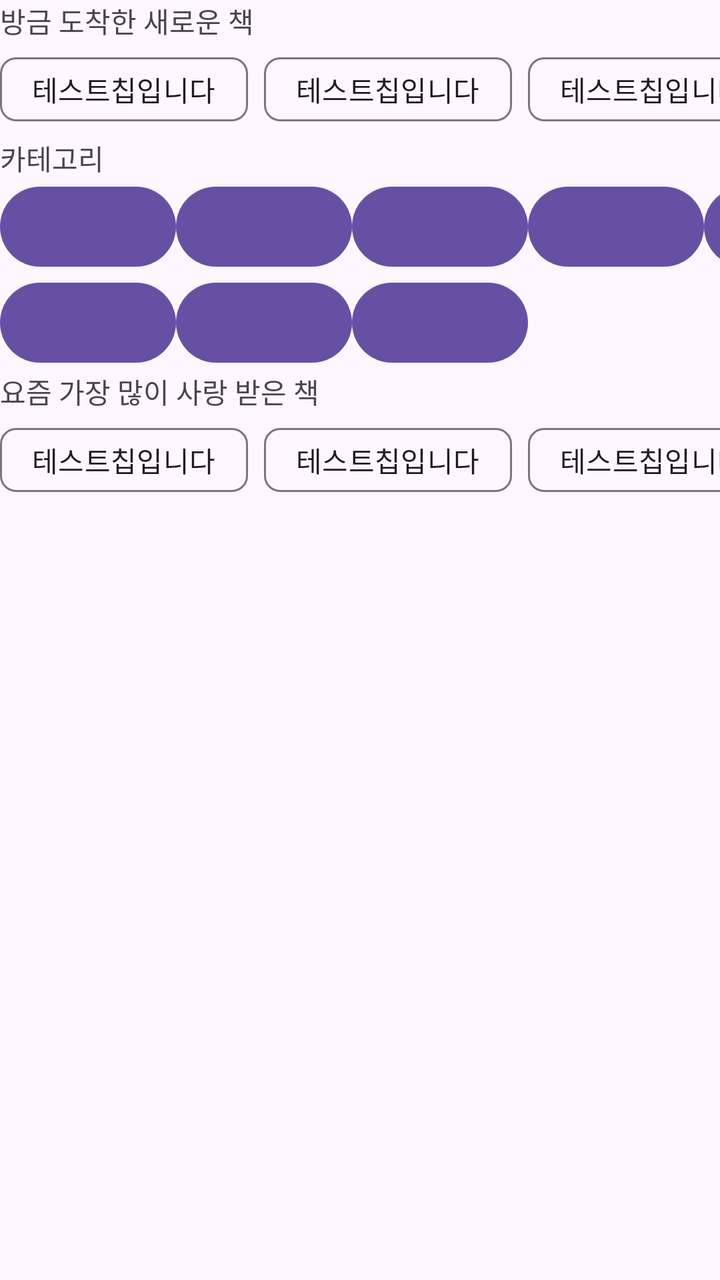
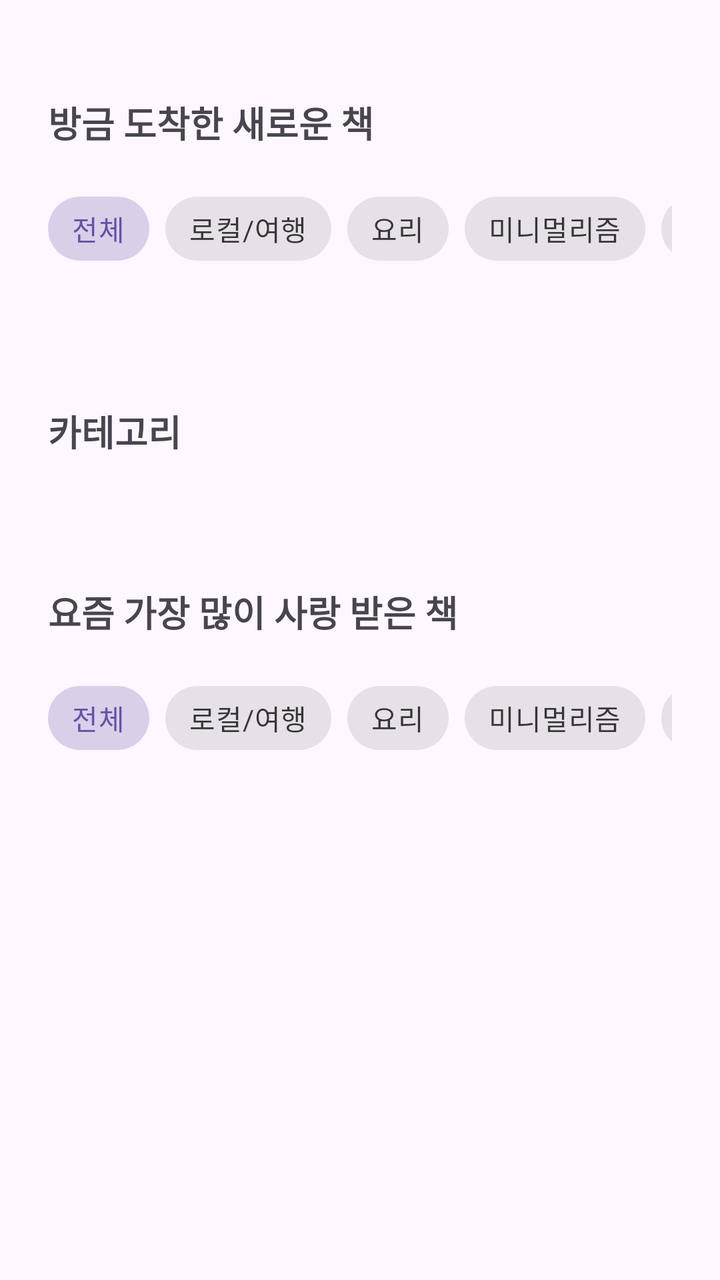

Two renders of the same Android screen: before a commit and after it. Below are the layout's source before the change and the commit's diff.
<!-- AndroidManifest.xml: application theme Theme.Bonda -->
<!-- res/layout/fragment_main_book.xml -->
<?xml version="1.0" encoding="utf-8"?>
<androidx.constraintlayout.widget.ConstraintLayout
    xmlns:android="http://schemas.android.com/apk/res/android"
    xmlns:app="http://schemas.android.com/apk/res-auto"
    android:layout_width="match_parent"
    android:layout_height="match_parent">

    <TextView
        android:id="@+id/books_header"
        android:layout_width="0dp"
        android:layout_height="wrap_content"
        android:text="방금 도착한 새로운 책"
        app:layout_constraintStart_toStartOf="parent"
        app:layout_constraintEnd_toEndOf="parent"
        app:layout_constraintTop_toTopOf="parent"/>

    <HorizontalScrollView
        android:id="@+id/book_category_chip_scroller"
        android:layout_width="0dp"
        android:layout_height="wrap_content"
        android:scrollbars="none"
        app:layout_constraintStart_toStartOf="parent"
        app:layout_constraintEnd_toEndOf="parent"
        app:layout_constraintTop_toBottomOf="@id/books_header">

        <com.google.android.material.chip.ChipGroup
            android:id="@+id/book_category_chip_group"
            android:layout_width="wrap_content"
            android:layout_height="match_parent">

            <com.google.android.material.chip.Chip
                android:layout_width="wrap_content"
                android:layout_height="wrap_content"
                android:text="테스트칩입니다" />

            <com.google.android.material.chip.Chip
                android:layout_width="wrap_content"
                android:layout_height="wrap_content"
                android:text="테스트칩입니다" />

            <com.google.android.material.chip.Chip
                android:layout_width="wrap_content"
                android:layout_height="wrap_content"
                android:text="테스트칩입니다" />

            <com.google.android.material.chip.Chip
                android:layout_width="wrap_content"
                android:layout_height="wrap_content"
                android:text="테스트칩입니다" />

            <com.google.android.material.chip.Chip
                android:layout_width="wrap_content"
                android:layout_height="wrap_content"
                android:text="테스트칩입니다" />

            <com.google.android.material.chip.Chip
                android:layout_width="wrap_content"
                android:layout_height="wrap_content"
                android:text="테스트칩입니다" />
        </com.google.android.material.chip.ChipGroup>

    </HorizontalScrollView>

    <GridLayout
        android:id="@+id/books_grid_container"
        android:layout_width="0dp"
        android:layout_height="wrap_content"
        android:columnCount="3"
        app:layout_constraintStart_toStartOf="parent"
        app:layout_constraintEnd_toEndOf="parent"
        app:layout_constraintTop_toBottomOf="@id/book_category_chip_scroller" />

    <TextView
        android:id="@+id/books_category_header"
        android:layout_width="0dp"
        android:layout_height="wrap_content"
        android:text="카테고리"
        app:layout_constraintStart_toStartOf="parent"
        app:layout_constraintEnd_toEndOf="parent"
        app:layout_constraintTop_toBottomOf="@id/books_grid_container" />

    <GridLayout
        android:id="@+id/categories_grid_container"
        android:layout_width="0dp"
        android:layout_height="wrap_content"
        android:columnCount="5"
        app:layout_constraintStart_toStartOf="parent"
        app:layout_constraintEnd_toEndOf="parent"
        app:layout_constraintTop_toBottomOf="@id/books_category_header">

        <Button />
        <Button />
        <Button />
        <Button />
        <Button />
        <Button />
        <Button />
        <Button />

    </GridLayout>

    <TextView
        android:id="@+id/popular_header"
        android:layout_width="0dp"
        android:layout_height="wrap_content"
        android:text="요즘 가장 많이 사랑 받은 책"
        app:layout_constraintStart_toStartOf="parent"
        app:layout_constraintEnd_toEndOf="parent"
        app:layout_constraintTop_toBottomOf="@id/categories_grid_container" />

    <HorizontalScrollView
        android:id="@+id/popular_chip_scroller"
        android:layout_width="0dp"
        android:layout_height="wrap_content"
        android:scrollbars="none"
        app:layout_constraintStart_toStartOf="parent"
        app:layout_constraintEnd_toEndOf="parent"
        app:layout_constraintTop_toBottomOf="@id/popular_header">

        <com.google.android.material.chip.ChipGroup
            android:id="@+id/popular_chip_group"
            android:layout_width="wrap_content"
            android:layout_height="match_parent">

            <com.google.android.material.chip.Chip
                android:layout_width="wrap_content"
                android:layout_height="wrap_content"
                android:text="테스트칩입니다" />

            <com.google.android.material.chip.Chip
                android:layout_width="wrap_content"
                android:layout_height="wrap_content"
                android:text="테스트칩입니다" />

            <com.google.android.material.chip.Chip
                android:layout_width="wrap_content"
                android:layout_height="wrap_content"
                android:text="테스트칩입니다" />

            <com.google.android.material.chip.Chip
                android:layout_width="wrap_content"
                android:layout_height="wrap_content"
                android:text="테스트칩입니다" />

            <com.google.android.material.chip.Chip
                android:layout_width="wrap_content"
                android:layout_height="wrap_content"
                android:text="테스트칩입니다" />

            <com.google.android.material.chip.Chip
                android:layout_width="wrap_content"
                android:layout_height="wrap_content"
                android:text="테스트칩입니다" />
        </com.google.android.material.chip.ChipGroup>

    </HorizontalScrollView>

    <androidx.constraintlayout.widget.ConstraintLayout
        android:id="@+id/popular_container"
        android:layout_width="0dp"
        android:layout_height="wrap_content"
        app:layout_constraintStart_toStartOf="parent"
        app:layout_constraintEnd_toEndOf="parent"
        app:layout_constraintTop_toBottomOf="@id/popular_chip_scroller" />


    <TextView
        android:id="@+id/text_books"
        android:layout_width="match_parent"
        android:layout_height="wrap_content"
        android:layout_marginStart="8dp"
        android:layout_marginTop="8dp"
        android:layout_marginEnd="8dp"
        android:textAlignment="center"
        android:textSize="20sp"
        app:layout_constraintBottom_toBottomOf="parent"
        app:layout_constraintEnd_toEndOf="parent"
        app:layout_constraintStart_toStartOf="parent"
        app:layout_constraintTop_toTopOf="parent" />

</androidx.constraintlayout.widget.ConstraintLayout>
<!-- resources referenced by this layout -->
<resources>
  <style name="Theme.Bonda" parent="Base.Theme.Bonda">
          <item name="android:windowSplashScreenBackground">@color/splash_background</item>
          <item name="android:windowSplashScreenAnimatedIcon">@drawable/ic_splash_logo</item>
      </style>
  <style name="Base.Theme.Bonda" parent="Theme.Material3.Light.NoActionBar">
          
      </style>
  <color name="splash_background">#524545</color>
  <!-- drawable ic_splash_logo: vector/xml drawable (drawable, 6541 chars, omitted) -->
</resources>

<!-- the commit's change to res/layout/fragment_main_book.xml (unified diff, before → after) -->
@@ -1,181 +1,195 @@
 <?xml version="1.0" encoding="utf-8"?>
-<androidx.constraintlayout.widget.ConstraintLayout
+<androidx.coordinatorlayout.widget.CoordinatorLayout
     xmlns:android="http://schemas.android.com/apk/res/android"
     xmlns:app="http://schemas.android.com/apk/res-auto"
     android:layout_width="match_parent"
     android:layout_height="match_parent">
 
-    <TextView
-        android:id="@+id/books_header"
-        android:layout_width="0dp"
-        android:layout_height="wrap_content"
-        android:text="방금 도착한 새로운 책"
-        app:layout_constraintStart_toStartOf="parent"
-        app:layout_constraintEnd_toEndOf="parent"
-        app:layout_constraintTop_toTopOf="parent"/>
+    <androidx.core.widget.NestedScrollView
+        android:layout_width="match_parent"
+        android:layout_height="match_parent">
 
-    <HorizontalScrollView
-        android:id="@+id/book_category_chip_scroller"
-        android:layout_width="0dp"
-        android:layout_height="wrap_content"
-        android:scrollbars="none"
-        app:layout_constraintStart_toStartOf="parent"
-        app:layout_constraintEnd_toEndOf="parent"
-        app:layout_constraintTop_toBottomOf="@id/books_header">
+        <androidx.constraintlayout.widget.ConstraintLayout
+            android:layout_width="match_parent"
+            android:layout_height="match_parent"
+            android:paddingHorizontal="24dp"
+            android:paddingVertical="48dp">
 
-        <com.google.android.material.chip.ChipGroup
-            android:id="@+id/book_category_chip_group"
-            android:layout_width="wrap_content"
-            android:layout_height="match_parent">
+            <TextView
+                android:id="@+id/books_header"
+                android:layout_width="0dp"
+                android:layout_height="wrap_content"
+                android:text="방금 도착한 새로운 책"
+                android:textSize="18sp"
+                android:textStyle="bold"
+                app:layout_constraintStart_toStartOf="parent"
+                app:layout_constraintEnd_toEndOf="parent"
+                app:layout_constraintTop_toTopOf="parent"/>
 
-            <com.google.android.material.chip.Chip
-                android:layout_width="wrap_content"
+            <HorizontalScrollView
+                android:id="@+id/book_category_chip_scroller"
+                android:layout_width="0dp"
                 android:layout_height="wrap_content"
-                android:text="테스트칩입니다" />
-
-            <com.google.android.material.chip.Chip
-                android:layout_width="wrap_content"
-                android:layout_height="wrap_content"
-                android:text="테스트칩입니다" />
-
-            <com.google.android.material.chip.Chip
-                android:layout_width="wrap_content"
-                android:layout_height="wrap_content"
-                android:text="테스트칩입니다" />
-
-            <com.google.android.material.chip.Chip
-                android:layout_width="wrap_content"
-                android:layout_height="wrap_content"
-                android:text="테스트칩입니다" />
-
-            <com.google.android.material.chip.Chip
-                android:layout_width="wrap_content"
-                android:layout_height="wrap_content"
-                android:text="테스트칩입니다" />
-
-            <com.google.android.material.chip.Chip
-                android:layout_width="wrap_content"
-                android:layout_height="wrap_content"
-                android:text="테스트칩입니다" />
-        </com.google.android.material.chip.ChipGroup>
-
-    </HorizontalScrollView>
-
-    <GridLayout
-        android:id="@+id/books_grid_container"
-        android:layout_width="0dp"
-        android:layout_height="wrap_content"
-        android:columnCount="3"
-        app:layout_constraintStart_toStartOf="parent"
-        app:layout_constraintEnd_toEndOf="parent"
-        app:layout_constraintTop_toBottomOf="@id/book_category_chip_scroller" />
-
-    <TextView
-        android:id="@+id/books_category_header"
-        android:layout_width="0dp"
-        android:layout_height="wrap_content"
-        android:text="카테고리"
-        app:layout_constraintStart_toStartOf="parent"
-        app:layout_constraintEnd_toEndOf="parent"
-        app:layout_constraintTop_toBottomOf="@id/books_grid_container" />
-
-    <GridLayout
-        android:id="@+id/categories_grid_container"
-        android:layout_width="0dp"
-        android:layout_height="wrap_content"
-        android:columnCount="5"
-        app:layout_constraintStart_toStartOf="parent"
-        app:layout_constraintEnd_toEndOf="parent"
-        app:layout_constraintTop_toBottomOf="@id/books_category_header">
-
-        <Button />
-        <Button />
-        <Button />
-        <Button />
-        <Button />
-        <Button />
-        <Button />
-        <Button />
-
-    </GridLayout>
-
-    <TextView
-        android:id="@+id/popular_header"
-        android:layout_width="0dp"
-        android:layout_height="wrap_content"
-        android:text="요즘 가장 많이 사랑 받은 책"
-        app:layout_constraintStart_toStartOf="parent"
-        app:layout_constraintEnd_toEndOf="parent"
-        app:layout_constraintTop_toBottomOf="@id/categories_grid_container" />
-
-    <HorizontalScrollView
-        android:id="@+id/popular_chip_scroller"
-        android:layout_width="0dp"
-        android:layout_height="wrap_content"
-        android:scrollbars="none"
-        app:layout_constraintStart_toStartOf="parent"
-        app:layout_constraintEnd_toEndOf="parent"
-        app:layout_constraintTop_toBottomOf="@id/popular_header">
-
-        <com.google.android.material.chip.ChipGroup
-            android:id="@+id/popular_chip_group"
-            android:layout_width="wrap_content"
-            android:layout_height="match_parent">
-
-            <com.google.android.material.chip.Chip
-                android:layout_width="wrap_content"
-                android:layout_height="wrap_content"
-                android:text="테스트칩입니다" />
-
-            <com.google.android.material.chip.Chip
-                android:layout_width="wrap_content"
-                android:layout_height="wrap_content"
-                android:text="테스트칩입니다" />
-
-            <com.google.android.material.chip.Chip
-                android:layout_width="wrap_content"
-                android:layout_height="wrap_content"
-                android:text="테스트칩입니다" />
-
-            <com.google.android.material.chip.Chip
-                android:layout_width="wrap_content"
-                android:layout_height="wrap_content"
-                android:text="테스트칩입니다" />
-
-            <com.google.android.material.chip.Chip
-                android:layout_width="wrap_content"
-                android:layout_height="wrap_content"
-                android:text="테스트칩입니다" />
-
-            <com.google.android.material.chip.Chip
-                android:layout_width="wrap_content"
-                android:layout_height="wrap_content"
-                android:text="테스트칩입니다" />
-        </com.google.android.material.chip.ChipGroup>
-
-    </HorizontalScrollView>
-
-    <androidx.constraintlayout.widget.ConstraintLayout
-        android:id="@+id/popular_container"
-        android:layout_width="0dp"
-        android:layout_height="wrap_content"
-        app:layout_constraintStart_toStartOf="parent"
-        app:layout_constraintEnd_toEndOf="parent"
-        app:layout_constraintTop_toBottomOf="@id/popular_chip_scroller" />
+                android:layout_marginTop="16dp"
+                android:scrollbars="none"
+                app:layout_constraintStart_toStartOf="parent"
+                app:layout_constraintEnd_toEndOf="parent"
+                app:layout_constraintTop_toBottomOf="@id/books_header">
 
 
-    <TextView
-        android:id="@+id/text_books"
-        android:layout_width="match_parent"
-        android:layout_height="wrap_content"
-        android:layout_marginStart="8dp"
-        android:layout_marginTop="8dp"
-        android:layout_marginEnd="8dp"
-        android:textAlignment="center"
-        android:textSize="20sp"
-        app:layout_constraintBottom_toBottomOf="parent"
-        app:layout_constraintEnd_toEndOf="parent"
-        app:layout_constraintStart_toStartOf="parent"
-        app:layout_constraintTop_toTopOf="parent" />
+                <com.google.android.material.chip.ChipGroup
+                    android:id="@+id/book_category_chip_group"
+                    android:layout_width="wrap_content"
+                    android:layout_height="wrap_content"
+                    app:singleSelection="true">
 
-</androidx.constraintlayout.widget.ConstraintLayout>
+                    <com.google.android.material.chip.Chip
+                        style="@style/Widget.MaterialComponents.Chip.Choice"
+                        android:layout_width="wrap_content"
+                        android:layout_height="wrap_content"
+                        android:text="전체"
+                        android:checked="true"/>
+
+                    <com.google.android.material.chip.Chip
+                        style="@style/Widget.MaterialComponents.Chip.Choice"
+                        android:layout_width="wrap_content"
+                        android:layout_height="wrap_content"
+                        android:text="로컬/여행"/>
+
+                    <com.google.android.material.chip.Chip
+                        style="@style/Widget.MaterialComponents.Chip.Choice"
+                        android:layout_width="wrap_content"
+                        android:layout_height="wrap_content"
+                        android:text="요리"/>
+
+                    <com.google.android.material.chip.Chip
+                        style="@style/Widget.MaterialComponents.Chip.Choice"
+                        android:layout_width="wrap_content"
+                        android:layout_height="wrap_content"
+                        android:text="미니멀리즘"/>
+
+                    <com.google.android.material.chip.Chip
+                        style="@style/Widget.MaterialComponents.Chip.Choice"
+                        android:layout_width="wrap_content"
+                        android:layout_height="wrap_content"
+                        android:text="반려동물"/>
+
+                </com.google.android.material.chip.ChipGroup>
+            </HorizontalScrollView>
+
+            <GridLayout
+                android:id="@+id/recent_arrival_books_container"
+                android:layout_width="0dp"
+                android:layout_height="wrap_content"
+                android:layout_marginTop="16dp"
+                android:orientation="horizontal"
+                app:layout_constraintStart_toStartOf="parent"
+                app:layout_constraintEnd_toEndOf="parent"
+                app:layout_constraintTop_toBottomOf="@id/book_category_chip_scroller"/>
+
+            <TextView
+                android:id="@+id/books_category_header"
+                android:layout_width="0dp"
+                android:layout_height="wrap_content"
+                android:layout_marginTop="48dp"
+                android:text="카테고리"
+                android:textSize="18sp"
+                android:textStyle="bold"
+                app:layout_constraintStart_toStartOf="parent"
+                app:layout_constraintEnd_toEndOf="parent"
+                app:layout_constraintTop_toBottomOf="@id/recent_arrival_books_container" />
+
+            <GridLayout
+                android:id="@+id/categories_grid_container"
+                android:layout_width="match_parent"
+                android:layout_height="wrap_content"
+                android:layout_marginTop="16dp"
+                android:columnCount="5"
+                android:alignmentMode="alignMargins"
+                android:useDefaultMargins="true"
+                app:layout_constraintStart_toStartOf="parent"
+                app:layout_constraintEnd_toEndOf="parent"
+                app:layout_constraintTop_toBottomOf="@id/books_category_header"/>
+
+            <TextView
+                android:id="@+id/popular_header"
+                android:layout_width="0dp"
+                android:layout_height="wrap_content"
+                android:layout_marginTop="48dp"
+                android:text="요즘 가장 많이 사랑 받은 책"
+                android:textSize="18sp"
+                android:textStyle="bold"
+                app:layout_constraintStart_toStartOf="parent"
+                app:layout_constraintEnd_toEndOf="parent"
+                app:layout_constraintTop_toBottomOf="@id/categories_grid_container" />
+
+            <HorizontalScrollView
+                android:id="@+id/popular_chip_scroller"
+                android:layout_width="0dp"
+                android:layout_height="wrap_content"
+                android:layout_marginTop="16dp"
+                android:scrollbars="none"
+                app:layout_constraintStart_toStartOf="parent"
+                app:layout_constraintEnd_toEndOf="parent"
+                app:layout_constraintTop_toBottomOf="@id/popular_header">
+
+                <com.google.android.material.chip.ChipGroup
+                    android:id="@+id/popular_chip_group"
+                    android:layout_width="wrap_content"
+                    android:layout_height="wrap_content"
+                    app:singleSelection="true">
+
+                    <com.google.android.material.chip.Chip
+                        android:id="@+id/chipCategoryA"
+                        style="@style/Widget.MaterialComponents.Chip.Choice"
+                        android:layout_width="wrap_content"
+                        android:layout_height="wrap_content"
+                        android:text="전체"
+                        android:checked="true"/>
+
+                    <com.google.android.material.chip.Chip
+                        android:id="@+id/chipCategoryB"
+                        style="@style/Widget.MaterialComponents.Chip.Choice"
+                        android:layout_width="wrap_content"
+                        android:layout_height="wrap_content"
+                        android:text="로컬/여행"/>
+
+                    <com.google.android.material.chip.Chip
+                        android:id="@+id/chipCategoryC"
+                        style="@style/Widget.MaterialComponents.Chip.Choice"
+                        android:layout_width="wrap_content"
+                        android:layout_height="wrap_content"
+                        android:text="요리"/>
+
+                    <com.google.android.material.chip.Chip
+                        android:id="@+id/chipCategoryD"
+                        style="@style/Widget.MaterialComponents.Chip.Choice"
+                        android:layout_width="wrap_content"
+                        android:layout_height="wrap_content"
+                        android:text="미니멀리즘"/>
+
+                    <com.google.android.material.chip.Chip
+                        android:id="@+id/chipCategoryE"
+                        style="@style/Widget.MaterialComponents.Chip.Choice"
+                        android:layout_width="wrap_content"
+                        android:layout_height="wrap_content"
+                        android:text="반려동물"/>
+
+                </com.google.android.material.chip.ChipGroup>
+            </HorizontalScrollView>
+
+            <GridLayout
+                android:id="@+id/most_loved_books_container"
+                android:layout_width="0dp"
+                android:layout_height="wrap_content"
+                android:layout_marginTop="16dp"
+                android:orientation="vertical"
+                android:useDefaultMargins="true"
+
+                app:layout_constraintStart_toStartOf="parent"
+                app:layout_constraintEnd_toEndOf="parent"
+                app:layout_constraintTop_toBottomOf="@id/popular_chip_scroller"/>
+
+        </androidx.constraintlayout.widget.ConstraintLayout>
+    </androidx.core.widget.NestedScrollView>
+</androidx.coordinatorlayout.widget.CoordinatorLayout>
